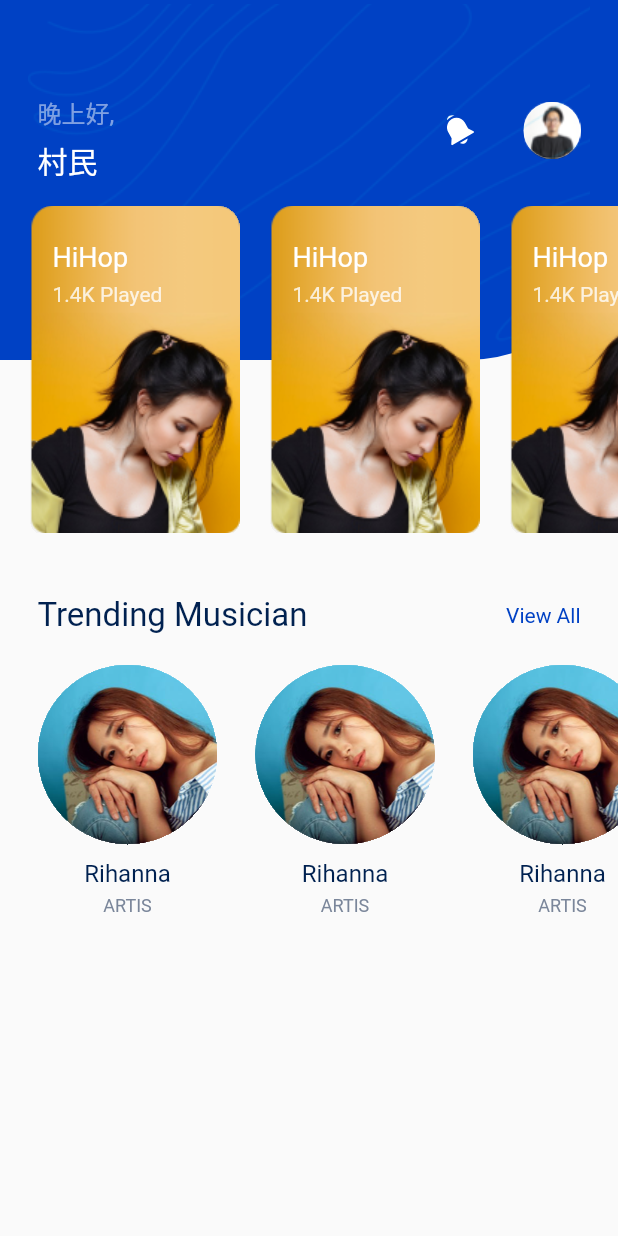
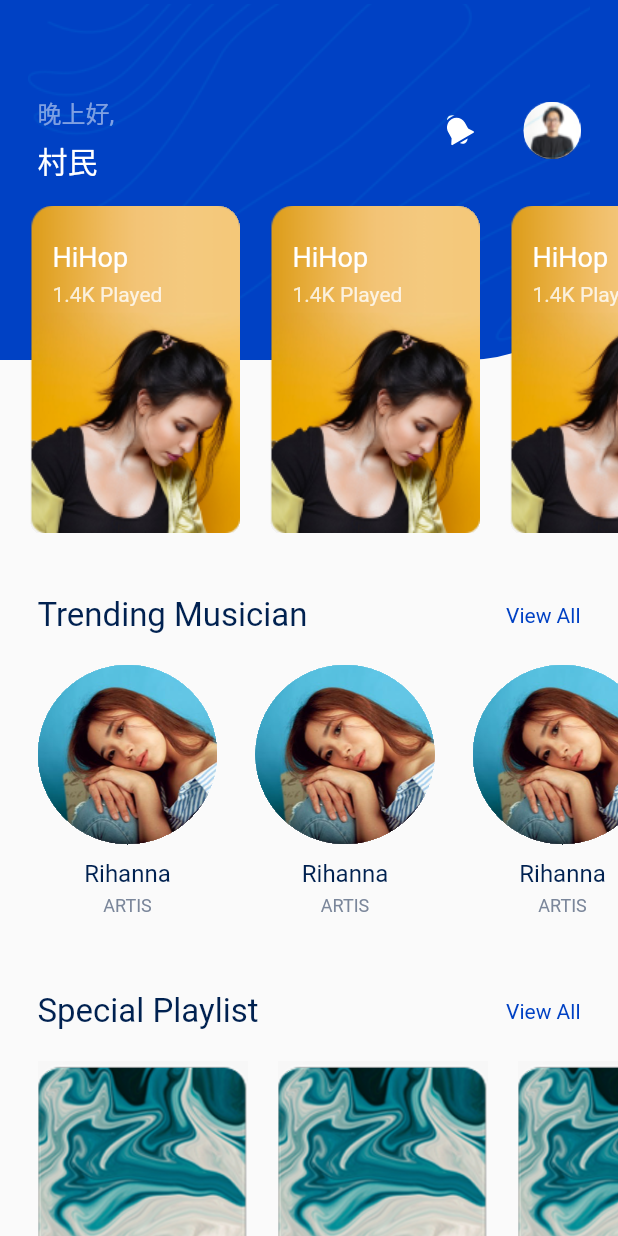
Before and after one commit to Rawrblock/cm-music-app, a Flutter app: the screen it shows after launch, on a phone screen of 412 x 824 dp. Run offline on Flutter 3.47's test engine with Material 2 defaults, Android fonts, the phone set to English and light mode, and no system bars; our stand-ins replace flutter_svg.

Commit message:
feat: HomePage

```diff
--- a/lib/pages/home/home_page.dart
+++ b/lib/pages/home/home_page.dart
@@ -1,5 +1,9 @@
 import 'package:cm_music_app/pages/home/header.dart';
+import 'package:cm_music_app/widgets/header_section.dart';
+import 'package:cm_music_app/widgets/msuic_list.dart';
+import 'package:cm_music_app/widgets/square_card.dart';
 import 'package:flutter/material.dart';
+import '../../widgets/scrollable_section.dart';
 import 'musician_banner.dart';
 
 class HomePage extends StatelessWidget {
@@ -8,12 +12,46 @@ class HomePage extends StatelessWidget {
   @override
   Widget build(BuildContext context) {
     return Scaffold(
-        body: Column(
-        children: const <Widget>[
-          Header(),
-          SizedBox(height: 40),
-          MusicianBanner(title: "Trending Musician")
-        ],
-    ));
+        body: SingleChildScrollView(
+          scrollDirection: Axis.vertical,
+          child: Column(
+            children: const <Widget>[
+              Header(),
+              SizedBox(height: 40),
+              MusicianBanner(title: "Trending Musician"),
+              SizedBox(height: 40),
+              HeaderSection(title: "Special Playlist"),
+              ScrollableSection(
+                children: <Widget>[
+                  SquareCard(title: "Global Viral 20", description: "1, 321K", image: "assets/images/album.png"),
+                  SquareCard(title: "Global Viral 20", description: "1, 321K", image: "assets/images/album.png"),
+                  SquareCard(title: "Global Viral 20", description: "1, 321K", image: "assets/images/album.png"),
+                ],
+              ),
+              SizedBox(height: 40),
+              HeaderSection(title: "Newest Albums"),
+              ScrollableSection(
+                children: <Widget>[
+                  SquareCard(title: "Global Viral 20", description: "1, 321K", image: "assets/images/album.png"),
+                  SquareCard(title: "Global Viral 20", description: "1, 321K", image: "assets/images/album.png"),
+                  SquareCard(title: "Global Viral 20", description: "1, 321K", image: "assets/images/album.png"),
+                ],
+              ),
+              SizedBox(height: 40),
+              HeaderSection(title: "Recommended Podcast"),
+              ScrollableSection(
+                children: <Widget>[
+                  SquareCard(title: "Global Viral 20", description: "1, 321K", image: "assets/images/album.png"),
+                  SquareCard(title: "Global Viral 20", description: "1, 321K", image: "assets/images/album.png"),
+                  SquareCard(title: "Global Viral 20", description: "1, 321K", image: "assets/images/album.png"),
+                ],
+              ),
+              SizedBox(height: 40),
+              HeaderSection(title: "Last Playing"),
+              MusicList()
+            ],
+          ),
+      )
+    );
   }
 }
--- a/lib/pages/home/musician_banner.dart
+++ b/lib/pages/home/musician_banner.dart
@@ -1,6 +1,8 @@
-import 'package:cm_music_app/theme.dart';
+import 'package:cm_music_app/widgets/scrollable_section.dart';
 import 'package:flutter/material.dart';
+import '../../widgets/header_section.dart';
 import 'musician_card.dart';
+
 
 class MusicianBanner extends StatelessWidget {
   const MusicianBanner({Key? key, required this.title}) : super(key: key);
@@ -11,41 +13,13 @@ class MusicianBanner extends StatelessWidget {
   Widget build(BuildContext context) {
     return Column(
       children: <Widget>[
-        Container(
-          padding: const EdgeInsets.only(left: 25, right: 25),
-          margin: const EdgeInsets.only(bottom: 20),
-          child: Row(
-            children: <Widget>[
-              Text(
-                title,
-                style: const TextStyle(
-                    color: Color(0xFF002150),
-                    fontSize: 22
-                )
-              ),
-              Spacer(),
-              Text(
-                "View All",
-                style: TextStyle(
-                  fontSize: 14,
-                  color: primary.shade600
-                ),
-              )
-            ],
-          ),
-        ),
-        SingleChildScrollView(
-          scrollDirection: Axis.horizontal,
-          padding: const EdgeInsets.only(left: 25),
-          child: Row(
-            children: const [
-              MusicianCard(name: "Rihanna", photo: "assets/images/musician-photo.png", category: "ARTIS"),
-              MusicianCard(name: "Rihanna", photo: "assets/images/musician-photo.png", category: "ARTIS"),
-              MusicianCard(name: "Rihanna", photo: "assets/images/musician-photo.png", category: "ARTIS"),
-              MusicianCard(name: "Rihanna", photo: "assets/images/musician-photo.png", category: "ARTIS")
-            ],
-          ),
-        )
+        HeaderSection(title: title),
+        const ScrollableSection(children: <Widget>[
+          MusicianCard(name: "Rihanna", photo: "assets/images/musician-photo.png", category: "ARTIS"),
+          MusicianCard(name: "Rihanna", photo: "assets/images/musician-photo.png", category: "ARTIS"),
+          MusicianCard(name: "Rihanna", photo: "assets/images/musician-photo.png", category: "ARTIS"),
+          MusicianCard(name: "Rihanna", photo: "assets/images/musician-photo.png", category: "ARTIS")
+        ])
       ],
     );
   }
--- a/lib/pages/home/musician_card.dart
+++ b/lib/pages/home/musician_card.dart
@@ -1,4 +1,3 @@
-import 'package:cm_music_app/theme.dart';
 import 'package:flutter/material.dart';
 
 class MusicianCard extends StatelessWidget {
--- a/lib/theme.dart
+++ b/lib/theme.dart
@@ -26,3 +26,13 @@ const TabBarTheme tabBarTheme = TabBarTheme(
    labelColor: primary,
    unselectedLabelColor: Color(0xFF7A869A),
 );
+
+const TextStyle primaryText = TextStyle(
+    fontSize: 16,
+    color: Color(0xFF002150)
+);
+
+const TextStyle secondaryText = TextStyle(
+    color: Color(0xFF7A869A),
+    fontSize: 12
+);
--- /dev/null
+++ b/lib/widgets/header_section.dart
@@ -0,0 +1,38 @@
+import 'package:cm_music_app/theme.dart';
+import 'package:flutter/material.dart';
+
+class HeaderSection extends StatelessWidget {
+  const HeaderSection({
+    Key? key,
+    required this.title,
+  }) : super(key: key);
+
+  final String title;
+
+  @override
+  Widget build(BuildContext context) {
+    return Container(
+      padding: const EdgeInsets.only(left: 25, right: 25),
+      margin: const EdgeInsets.only(bottom: 20),
+      child: Row(
+        children: <Widget>[
+          Text(
+              title,
+              style: const TextStyle(
+                  color: Color(0xFF002150),
+                  fontSize: 22
+              )
+          ),
+          const Spacer(),
+          Text(
+            "View All",
+            style: TextStyle(
+                fontSize: 14,
+                color: primary.shade600
+            ),
+          )
+        ],
+      ),
+    );
+  }
+}
--- /dev/null
+++ b/lib/widgets/scrollable_section.dart
@@ -0,0 +1,18 @@
+import 'package:flutter/material.dart';
+
+class ScrollableSection extends StatelessWidget {
+  const ScrollableSection({ Key? key, this.children = const <Widget>[]}) : super(key: key);
+
+  final List<Widget> children;
+
+  @override
+  Widget build(BuildContext context) {
+    return SingleChildScrollView(
+      scrollDirection: Axis.horizontal,
+      padding: const EdgeInsets.only(left: 25),
+      child: Row(
+        children: children,
+      ),
+    );
+  }
+}
--- /dev/null
+++ b/lib/widgets/square_card.dart
@@ -0,0 +1,37 @@
+import 'package:cm_music_app/theme.dart';
+import 'package:flutter/material.dart';
+
+class SquareCard extends StatelessWidget {
+  const SquareCard({Key? key, required this.title,required this.description,required this.image}) : super(key: key);
+
+  final String title,description, image;
+
+  @override
+  Widget build(BuildContext context) {
+    return Container(
+      margin: const EdgeInsets.only(right: 20),
+      child: Column(
+        crossAxisAlignment: CrossAxisAlignment.center,
+        children: <Widget>[
+          Container(
+              width: 140,
+              height: 140,
+              margin: const EdgeInsets.only(bottom: 10),
+              child: Image.asset(image)
+          ),
+          Text(
+              title,
+              style: primaryText
+          ),
+          Text(
+              description,
+              style: secondaryText
+          )
+        ],
+      )
+    );
+  }
+
+
+
+}
```
Also changed, not shown: lib/widgets/msuic_list.dart (added, +21 -0 lines), lib/widgets/music_card.dart (added, +57 -0 lines), 1 other file.
